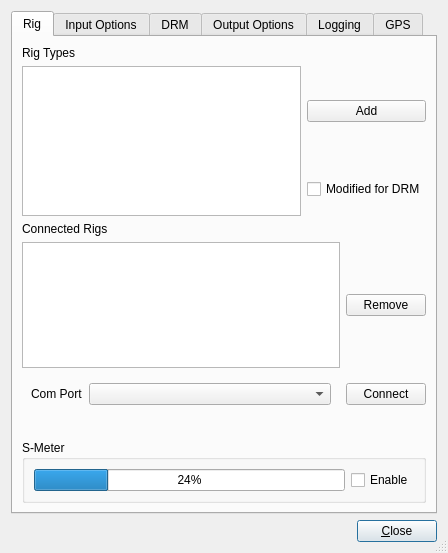
First picture: the form in dream/src/GUI-QT/ReceiverSettingsDlg.ui, repository mmjee/dream-patched, before the edit.
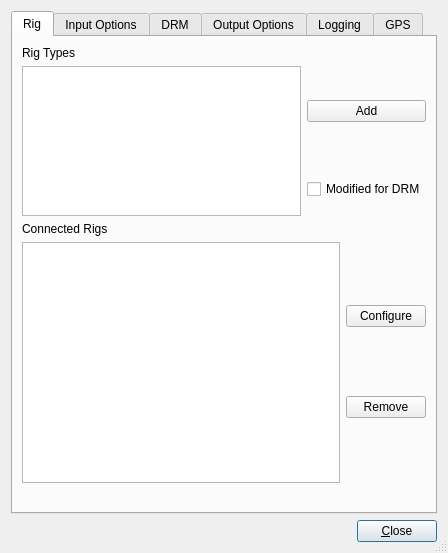
Second picture: the form after the edit. The open tabs and pages were chosen to show the change. Custom widgets are drawn as their Qt base class.

Patch:
```diff
--- a/dream/src/GUI-QT/ReceiverSettingsDlg.ui
+++ b/dream/src/GUI-QT/ReceiverSettingsDlg.ui
@@ -82,6 +82,13 @@
          </item>
          <item>
           <layout class="QVBoxLayout" name="verticalLayout_3">
+           <item>
+            <widget class="QPushButton" name="pushButtonConfigureRig">
+             <property name="text">
+              <string>Configure</string>
+             </property>
+            </widget>
+           </item>
            <item>
             <widget class="QPushButton" name="pushButtonRemoveRig">
              <property name="text">
@@ -93,49 +100,7 @@
          </item>
         </layout>
        </item>
-       <item row="4" column="0">
-        <widget class="QStackedWidget" name="stackedWidget">
-         <property name="currentIndex">
-          <number>0</number>
-         </property>
-         <widget class="QWidget" name="page_1">
-          <layout class="QFormLayout" name="formLayout_2">
-           <item row="0" column="0">
-            <widget class="QLabel" name="labelComPort">
-             <property name="text">
-              <string>Com Port</string>
-             </property>
-            </widget>
-           </item>
-           <item row="0" column="1">
-            <widget class="QComboBox" name="comboBoxComPort"/>
-           </item>
-          </layout>
-         </widget>
-         <widget class="QWidget" name="page_2">
-          <layout class="QHBoxLayout" name="horizontalLayout_8">
-           <item>
-            <widget class="QLabel" name="label_3">
-             <property name="text">
-              <string>USB Port</string>
-             </property>
-            </widget>
-           </item>
-           <item>
-            <widget class="QComboBox" name="comboBoxUSBPort"/>
-           </item>
-          </layout>
-         </widget>
-        </widget>
-       </item>
-       <item row="4" column="1">
-        <widget class="QPushButton" name="pushButtonConnectRig">
-         <property name="text">
-          <string>Connect</string>
-         </property>
-        </widget>
-       </item>
-       <item row="5" column="0" colspan="2">
+       <item row="4" column="0" colspan="2">
         <widget class="QLabel" name="labelRigInfo">
          <property name="sizePolicy">
           <sizepolicy hsizetype="Expanding" vsizetype="Preferred">
@@ -154,29 +119,6 @@
          </property>
         </widget>
        </item>
-       <item row="6" column="0" colspan="2">
-        <widget class="QGroupBox" name="groupBox_8">
-         <property name="title">
-          <string>S-Meter</string>
-         </property>
-         <layout class="QHBoxLayout" name="horizontalLayout_3">
-          <item>
-           <widget class="QProgressBar" name="ProgrSigStrength">
-            <property name="value">
-             <number>24</number>
-            </property>
-           </widget>
-          </item>
-          <item>
-           <widget class="QCheckBox" name="CheckBoxEnableSMeter">
-            <property name="text">
-             <string>Enable</string>
-            </property>
-           </widget>
-          </item>
-         </layout>
-        </widget>
-       </item>
       </layout>
      </widget>
      <widget class="QWidget" name="inputOptions">
```
Left out of the diff: 2 changed lines with no effect on the pictures.
